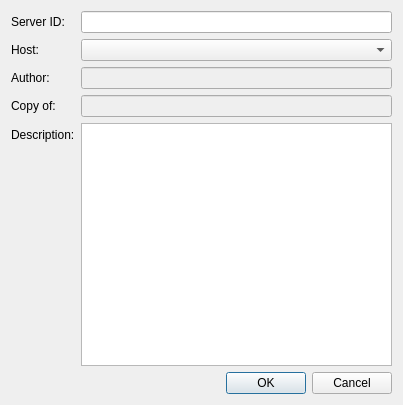
The window that src/pythonGui/karabo_gui/project/dialog/server_handle.ui (European-XFEL/Karabo) describes before a commit, drawn with Qt 5.
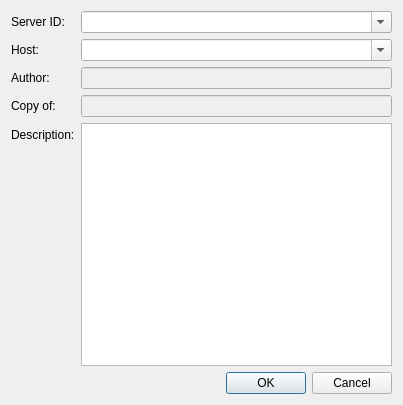
The same window after the commit.

Commit message: Make server dialog servId and host field editable comboboxes

```diff
--- a/src/pythonGui/karabo_gui/project/dialog/server_handle.ui
+++ b/src/pythonGui/karabo_gui/project/dialog/server_handle.ui
@@ -23,9 +23,6 @@
        </property>
       </widget>
      </item>
-     <item row="0" column="1">
-      <widget class="QLineEdit" name="leServerId"/>
-     </item>
      <item row="1" column="0">
       <widget class="QLabel" name="laHost">
        <property name="text">
@@ -72,7 +69,18 @@
       <widget class="QTextEdit" name="teDescription"/>
      </item>
      <item row="1" column="1">
-      <widget class="QComboBox" name="cbHost"/>
+      <widget class="QComboBox" name="cbHost">
+       <property name="editable">
+        <bool>true</bool>
+       </property>
+      </widget>
+     </item>
+     <item row="0" column="1">
+      <widget class="QComboBox" name="cbServerId">
+       <property name="editable">
+        <bool>true</bool>
+       </property>
+      </widget>
      </item>
     </layout>
    </item>
```
The commit also changes 1 other file.
